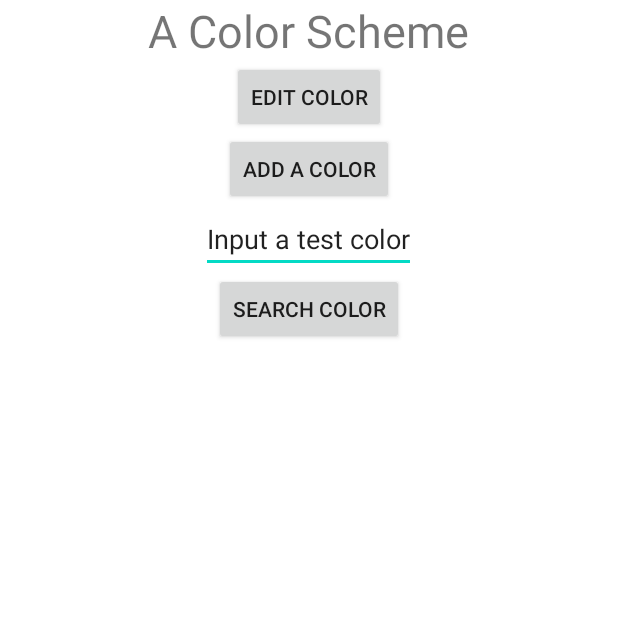
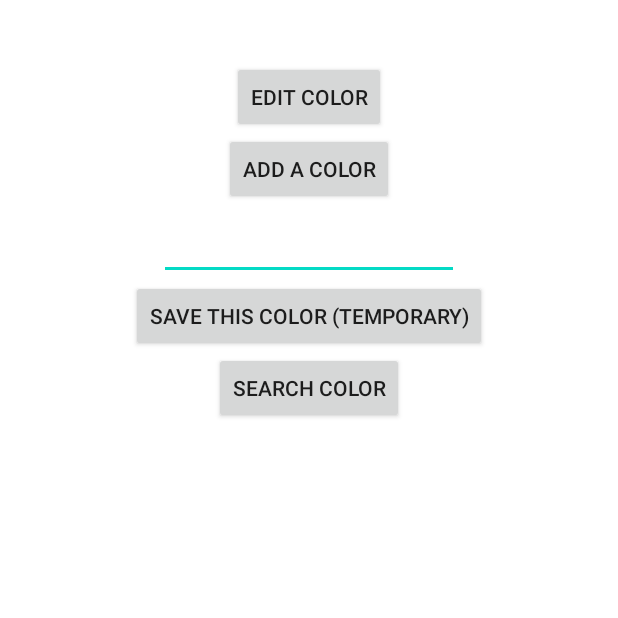
Before and after one commit to EJNicolas/ColorSnapProject, an Android app: the ColorSchemesActivity screen opened directly, with no data from a screen before it, after a tap on "CREATE NEW COLOR SCHEME", on a phone screen of 412 x 824 dp, the top half of it. Run offline under Robolectric (Android 15) with nearby library versions, the phone set to English and light mode, and no system bars.

Commit message:
Created SQL database. Able to create rows

```diff
--- a/app/src/main/java/com/example/colorsnap/ColorSchemesActivity.java
+++ b/app/src/main/java/com/example/colorsnap/ColorSchemesActivity.java
@@ -5,12 +5,14 @@ import android.content.Intent;
 import android.os.Bundle;
 import android.view.View;
 import android.widget.Button;
+import android.widget.EditText;
 
 import androidx.annotation.Nullable;
 
 public class ColorSchemesActivity extends Activity implements View.OnClickListener {
 
     Button buttonViewColorScheme, buttonAddColorScheme;
+    EditText editTextNameInput;
 
     @Override
     protected void onCreate(@Nullable Bundle savedInstanceState) {
@@ -18,6 +20,7 @@ public class ColorSchemesActivity extends Activity implements View.OnClickListen
         setContentView(R.layout.activity_color_schemes);
         buttonViewColorScheme = (Button) findViewById(R.id.buttonViewColorScheme);
         buttonAddColorScheme = (Button) findViewById(R.id.buttonAddColorScheme);
+        editTextNameInput = (EditText) findViewById(R.id.editTextColorName);
 
         buttonViewColorScheme.setOnClickListener(this);
         buttonAddColorScheme.setOnClickListener(this);
@@ -30,9 +33,11 @@ public class ColorSchemesActivity extends Activity implements View.OnClickListen
             startActivity(i);
         }
         else if(buttonAddColorScheme.isPressed()){
+            long id = Constants.dbColorSchemes.createRow(editTextNameInput.getText().toString());
             Intent i = new Intent(this, ViewColorSchemeActivity.class);
+            i.putExtra("COLOR_SCHEME_NAME", editTextNameInput.getText().toString());
+            i.putExtra("ROW_ID", id);
             startActivity(i);
         }
-
     }
 }
--- a/app/src/main/java/com/example/colorsnap/MainActivity.java
+++ b/app/src/main/java/com/example/colorsnap/MainActivity.java
@@ -24,6 +24,8 @@ public class MainActivity extends AppCompatActivity implements View.OnClickListe
         buttonCamera.setOnClickListener(this);
         buttonColorSchemes.setOnClickListener(this);
         buttonSettings.setOnClickListener(this);
+
+        Constants.dbColorSchemes = new MyDatabase(this);
     }
 
     @Override
--- /dev/null
+++ b/app/src/main/java/com/example/colorsnap/MyHelper.java
@@ -0,0 +1,51 @@
+package com.example.colorsnap;
+
+import android.content.Context;
+import android.database.SQLException;
+import android.database.sqlite.SQLiteDatabase;
+import android.database.sqlite.SQLiteOpenHelper;
+import android.widget.Toast;
+
+public class MyHelper extends SQLiteOpenHelper {
+
+    private Context context;
+
+    private static final String CREATE_TABLE =
+            "CREATE TABLE "+
+                    Constants.TABLE_NAME + " (" +
+                    Constants.UID + " INTEGER PRIMARY KEY AUTOINCREMENT, " +
+                    Constants.NAME + " TEXT, " +
+                    Constants.COLOR1 + " TEXT, " +
+                    Constants.COLOR2 + " TEXT, " +
+                    Constants.COLOR3 + " TEXT, " +
+                    Constants.COLOR4 + " TEXT, " +
+                    Constants.COLOR5 + " TEXT);";
+
+    private static final String DROP_TABLE = "DROP TABLE IF EXISTS " + Constants.TABLE_NAME;
+
+    public MyHelper(Context context){
+        super (context, Constants.DATABASE_NAME, null, Constants.DATABASE_VERSION);
+        this.context = context;
+
+    }
+    @Override
+    public void onCreate(SQLiteDatabase db) {
+        try {
+            db.execSQL(CREATE_TABLE);
+            Toast.makeText(context, "onCreate() called", Toast.LENGTH_LONG).show();
+        } catch (SQLException e) {
+            Toast.makeText(context, "exception onCreate() db", Toast.LENGTH_LONG).show();
+        }
+    }
+
+    @Override
+    public void onUpgrade(SQLiteDatabase db, int oldVersion, int newVersion) {
+        try {
+            db.execSQL(DROP_TABLE);
+            onCreate(db);
+            Toast.makeText(context, "onUpgrade called", Toast.LENGTH_LONG).show();
+        } catch (SQLException e) {
+            Toast.makeText(context, "exception onUpgrade() db", Toast.LENGTH_LONG).show();
+        }
+    }
+}
--- a/app/src/main/java/com/example/colorsnap/ViewColorSchemeActivity.java
+++ b/app/src/main/java/com/example/colorsnap/ViewColorSchemeActivity.java
@@ -4,16 +4,23 @@ import android.app.Activity;
 import android.content.Intent;
 import android.net.Uri;
 import android.os.Bundle;
+import android.util.Log;
 import android.view.View;
 import android.widget.Button;
 import android.widget.EditText;
+import android.widget.TextView;
 
 import androidx.annotation.Nullable;
 
+import org.w3c.dom.Text;
+
 public class ViewColorSchemeActivity extends Activity implements View.OnClickListener {
 
-    Button buttonEditColor, buttonAddColor, buttonSearchColor;
-    EditText tempColor;
+    private Button buttonEditColor, buttonAddColor, buttonSearchColor, buttonSaveColor;
+    private EditText tempColor;
+    private TextView textViewColorSchemeTitle;
+
+    private int colorSchemeId;
 
     @Override
     protected void onCreate(@Nullable Bundle savedInstanceState) {
@@ -23,11 +30,21 @@ public class ViewColorSchemeActivity extends Activity implements View.OnClickLis
         buttonEditColor = (Button) findViewById(R.id.buttonEditColor);
         buttonAddColor = (Button) findViewById(R.id.buttonAddColor);
         buttonSearchColor = (Button) findViewById(R.id.buttonSearchColor);
+        buttonSaveColor = (Button) findViewById(R.id.buttonSaveColor);
         tempColor = (EditText) findViewById(R.id.editTextColorInput);
+        textViewColorSchemeTitle = (TextView) findViewById(R.id.textViewColorSchemeTitle);
 
         buttonEditColor.setOnClickListener(this);
         buttonAddColor.setOnClickListener(this);
         buttonSearchColor.setOnClickListener(this);
+        buttonSaveColor.setOnClickListener(this);
+
+        Intent i = getIntent();
+        String colorSchemeTitle = i.getStringExtra("COLOR_SCHEME_NAME");
+        textViewColorSchemeTitle.setText(colorSchemeTitle);
+        colorSchemeId = (int) i.getLongExtra("ROW_ID",-1);
+
+        Log.d("ViewColorScheme", String.format("%d", colorSchemeId));
     }
 
     @Override
@@ -40,6 +57,10 @@ public class ViewColorSchemeActivity extends Activity implements View.OnClickLis
             Intent i = new Intent(this, CameraActivity.class);
             startActivity(i);
         }
+        else if(buttonSaveColor.isPressed()){
+            String input = tempColor.getText().toString();
+            Constants.dbColorSchemes.addColor(colorSchemeId, input);
+        }
         else if(buttonSearchColor.isPressed()){
             String input = tempColor.getText().toString();
             Uri webpage = Uri.parse("https://coolors.co/" + input);
--- a/app/src/main/res/layout/activity_view_color_scheme.xml
+++ b/app/src/main/res/layout/activity_view_color_scheme.xml
@@ -9,7 +9,8 @@
         android:layout_height="wrap_content"
         android:text="A Color Scheme"
         android:layout_gravity="center"
-        android:textSize="30sp"/>
+        android:textSize="30sp"
+        android:id="@+id/textViewColorSchemeTitle"/>
 
     <Button
         android:layout_width="wrap_content"
@@ -26,11 +27,18 @@
         android:id="@+id/buttonAddColor" />
 
     <EditText
+        android:layout_width="200dp"
+        android:layout_height="50dp"
+        android:layout_gravity="center"
+        android:id="@+id/editTextColorInput" />
+
+    <Button
         android:layout_width="wrap_content"
         android:layout_height="wrap_content"
-        android:text="Input a test color"
+        android:text="Save this color (temporary)"
         android:layout_gravity="center"
-        android:id="@+id/editTextColorInput" />
+        android:id="@+id/buttonSaveColor" />
+
 
     <Button
         android:layout_width="wrap_content"
```
Also changed, not shown: app/src/main/java/com/example/colorsnap/Constants.java (added, +15 -0 lines), app/src/main/java/com/example/colorsnap/MyDatabase.java (added, +93 -0 lines), app/src/main/res/layout/activity_color_schemes.xml (+7 -0 lines).
